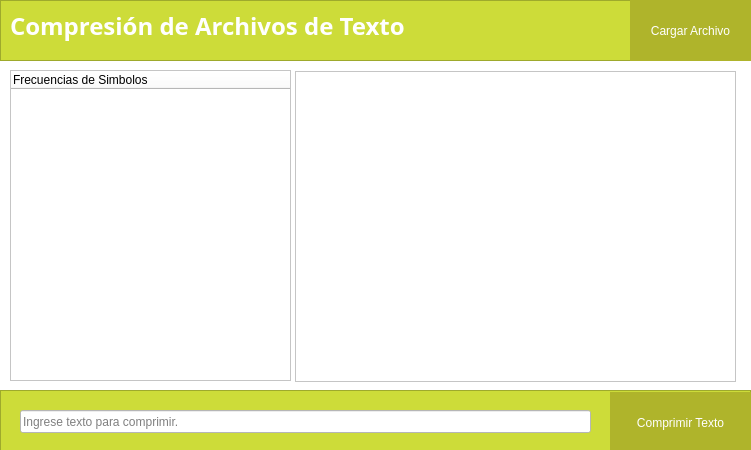
This is huffmanwindow.ui in carlosvelaquez/Proyecto-EdD1 as Qt 5 draws it before an edit. The edited form follows.
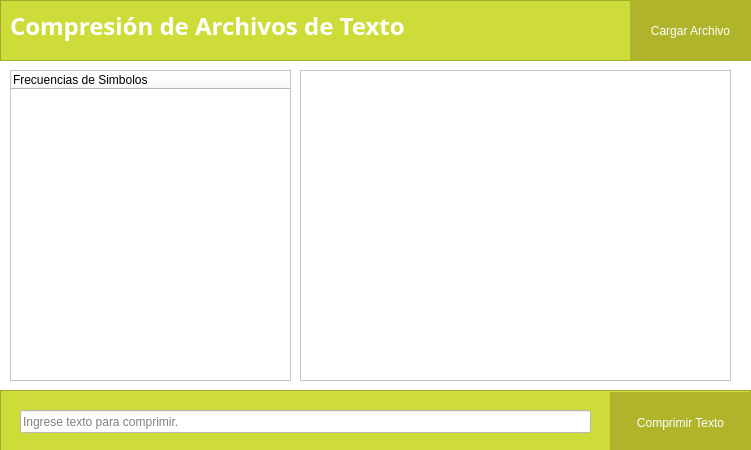
This is the edited form.

What changed in the file:
```diff
--- a/huffmanwindow.ui
+++ b/huffmanwindow.ui
@@ -168,12 +168,12 @@
     </property>
    </widget>
   </widget>
-  <widget class="QListWidget" name="ListaLetras">
+  <widget class="QTextEdit" name="textEdit">
    <property name="geometry">
     <rect>
-     <x>295</x>
-     <y>71</y>
-     <width>441</width>
+     <x>300</x>
+     <y>70</y>
+     <width>431</width>
      <height>311</height>
     </rect>
    </property>
```
